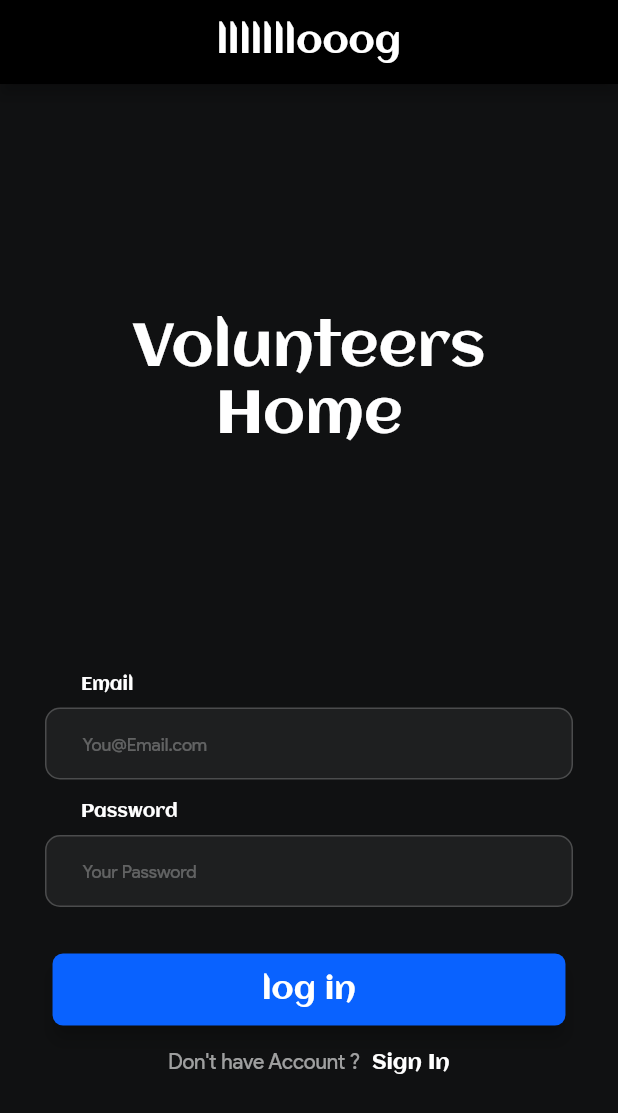
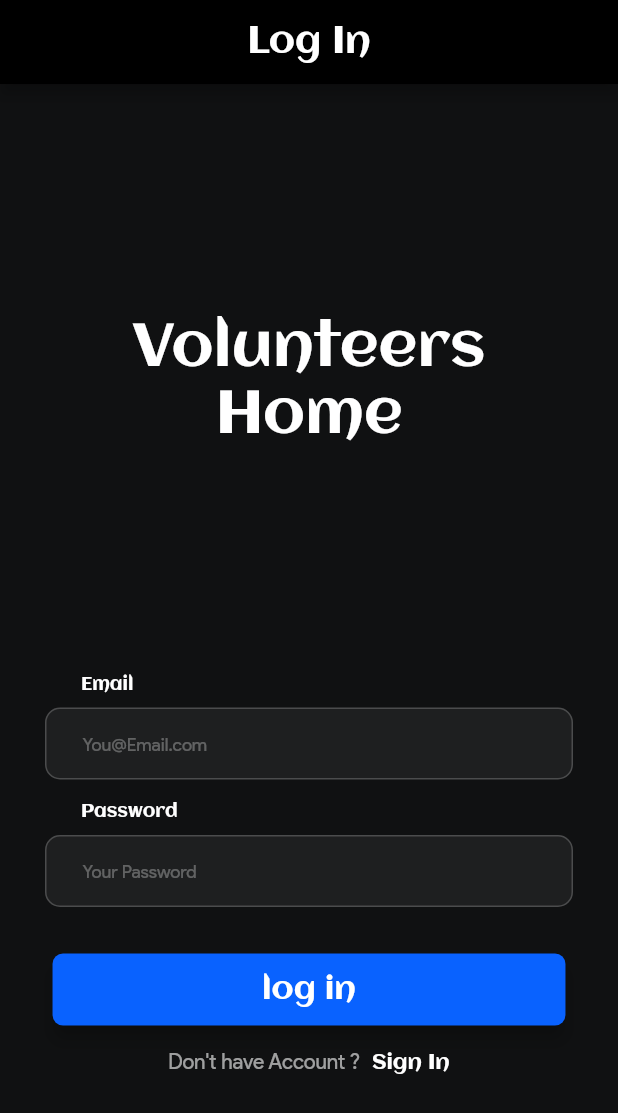
Before and after one commit to aliz0o/Volunteers-Home-Last-Version, a Flutter app: the screen it shows after launch, on a phone screen of 412 x 824 dp. Shown: the top 1113 px of the screen. Run offline on Flutter 3.47's test engine with Material 2 defaults, Android fonts, the phone set to English and light mode, and no system bars; our stand-ins replace cloud_firestore, datetime_picker_formfield, firebase_auth, firebase_core, firebase_storage, image_picker and 4 more; accounts and stored records are empty.

Commit message:
mahmoud sleem 2

```diff
--- a/lib/screens/login_screen.dart
+++ b/lib/screens/login_screen.dart
@@ -19,7 +19,7 @@ class LogIn extends StatelessWidget {
           automaticallyImplyLeading: false,
           title: Center(
             child: Text(
-              'lllllllooog',
+              'Log In',
               style: kAppBarTextStyle,
             ),
           ),
```
